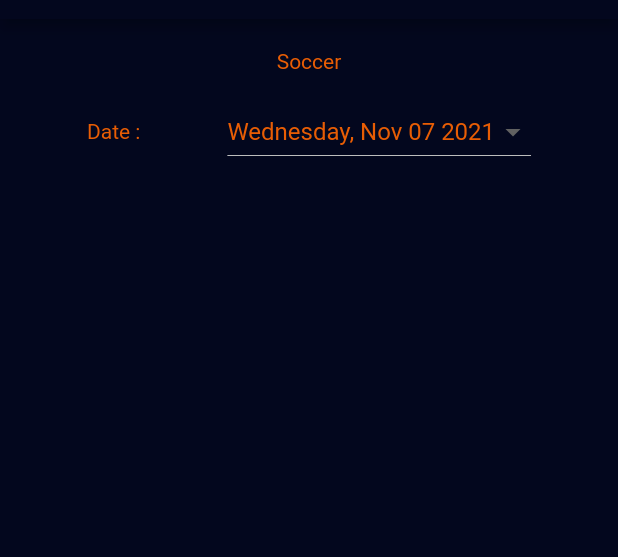
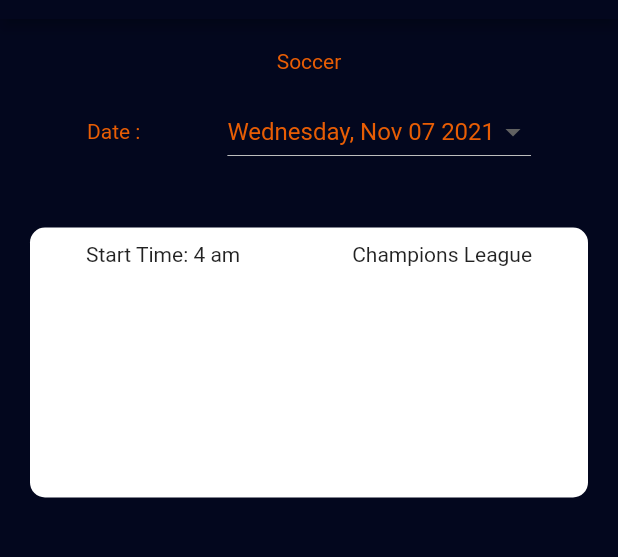
Before and after one commit to ikialo/firecorn, a Flutter app: the screen it shows after launch, on a phone screen of 412 x 824 dp, the part 65-622 px from its top. Run offline on Flutter 3.47's test engine with Material 2 defaults, Android fonts, the phone set to English and light mode, and no system bars; our stand-ins replace hexcolor.

Commit message:
first ui push

```diff
--- a/lib/main.dart
+++ b/lib/main.dart
@@ -95,6 +95,37 @@ class _MyHomePageState extends State<MyHomePage> {
                 ],
               ),
               SizedBox(height: 20,),
+              Padding(
+                padding: const EdgeInsets.all(20.0),
+                child: Container(
+
+
+                  decoration: BoxDecoration(
+                    borderRadius: BorderRadius.all(Radius.circular(10)),
+                    color: Colors.white
+                  ),
+
+                  width:  double.infinity ,
+                  height: 180.0,
+                  child: Column(
+                    children: [
+                      SizedBox(height: 10,),
+                      Row(
+                        mainAxisAlignment: MainAxisAlignment.spaceEvenly,
+                        children: [
+                          Text("Start Time: 4 am"),
+                          Divider(height: 10, thickness: 20,),
+
+                          Text("Champions League"),
+                        ],
+                      ),
+
+
+
+                    ],
+                  )
+                ),
+              )
 
 
 
```
